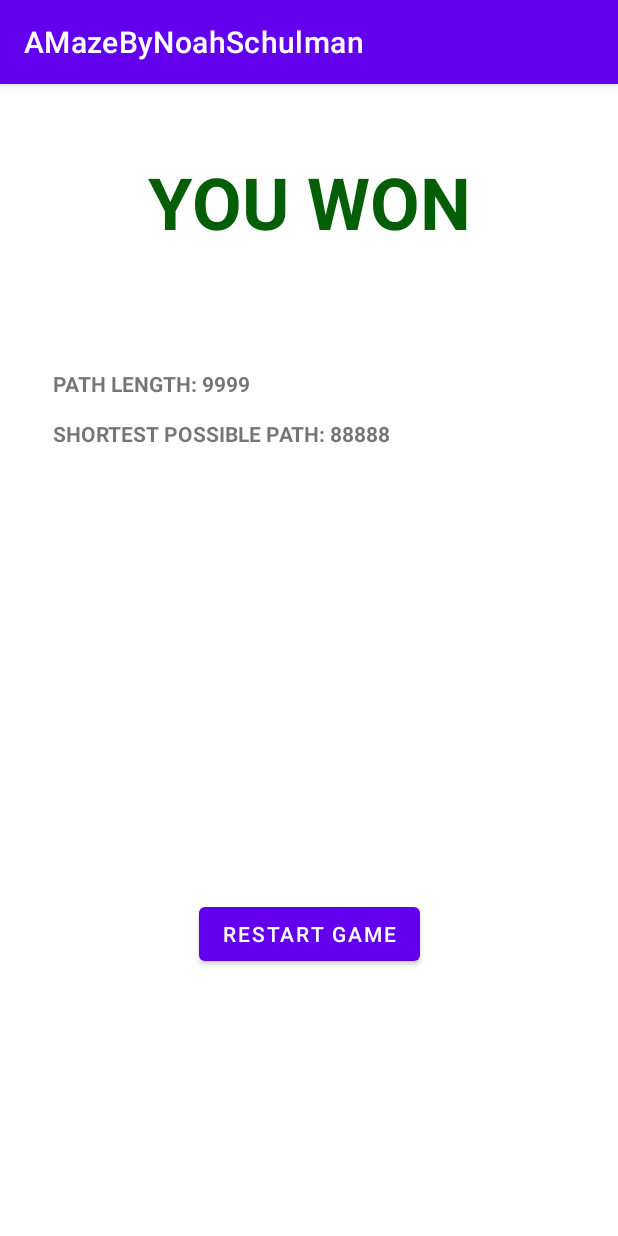
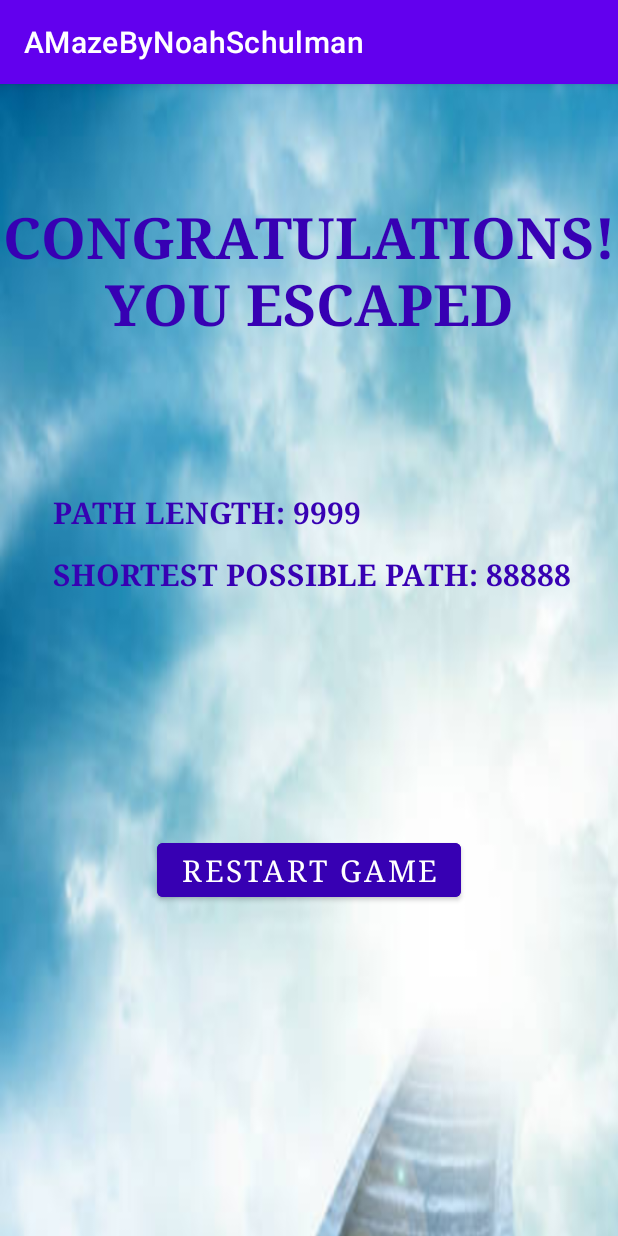
Before and after one commit to noahschulman14/maze-app, an Android app: the WinningActivity screen opened directly, with no data from a screen before it, on a phone screen of 412 x 824 dp. Run offline under Robolectric (Android 15) with nearby library versions, the phone set to English and light mode, and no system bars.

Commit message:
changed colors/font/background for WinningActivity

```diff
--- a/app/src/main/res/layout/activity_winning.xml
+++ b/app/src/main/res/layout/activity_winning.xml
@@ -6,16 +6,29 @@
     android:layout_height="match_parent"
     tools:context=".gui.WinningActivity">
 
+    <ImageView
+        android:id="@+id/imageView"
+        android:layout_width="608dp"
+        android:layout_height="1290dp"
+        android:adjustViewBounds="true"
+        android:scaleType="fitXY"
+        app:srcCompat="@drawable/heaven_option_2"
+        tools:layout_editor_absoluteX="-82dp"
+        tools:layout_editor_absoluteY="-255dp" />
+
     <TextView
         android:id="@+id/textView9"
         android:layout_width="wrap_content"
         android:layout_height="wrap_content"
-        android:layout_marginTop="46dp"
+        android:layout_marginTop="76dp"
+        android:fontFamily="serif"
         android:text="@string/congratulations"
-        android:textColor="#035E07"
-        android:textSize="48sp"
+        android:textAlignment="center"
+        android:textColor="@color/purple_700"
+        android:textSize="38sp"
         android:textStyle="bold"
         app:layout_constraintEnd_toEndOf="parent"
+        app:layout_constraintHorizontal_bias="0.0"
         app:layout_constraintStart_toStartOf="parent"
         app:layout_constraintTop_toTopOf="parent" />
 
@@ -23,8 +36,13 @@
         android:id="@+id/restartButton1"
         android:layout_width="wrap_content"
         android:layout_height="wrap_content"
-        android:layout_marginBottom="177dp"
+        android:layout_marginBottom="220dp"
+        android:backgroundTint="@color/purple_700"
+        android:fontFamily="serif"
         android:text="@string/restartGame"
+        android:textColor="@color/white"
+        android:textSize="20sp"
+        android:typeface="serif"
         app:layout_constraintBottom_toBottomOf="parent"
         app:layout_constraintEnd_toEndOf="parent"
         app:layout_constraintStart_toStartOf="parent" />
@@ -34,18 +52,24 @@
         android:layout_width="wrap_content"
         android:layout_height="wrap_content"
         android:layout_marginStart="35dp"
-        android:layout_marginTop="190dp"
+        android:layout_marginTop="100dp"
+        android:fontFamily="serif"
         android:text="@string/pathLength"
+        android:textColor="@color/purple_700"
+        android:textSize="20sp"
         android:textStyle="bold"
         app:layout_constraintStart_toStartOf="parent"
-        app:layout_constraintTop_toTopOf="parent" />
+        app:layout_constraintTop_toBottomOf="@+id/textView9" />
 
     <TextView
         android:id="@+id/shortestPathLengthTextView1"
         android:layout_width="wrap_content"
         android:layout_height="wrap_content"
         android:layout_marginTop="14dp"
+        android:fontFamily="serif"
         android:text="@string/shortestPathLength"
+        android:textColor="@color/purple_700"
+        android:textSize="20sp"
         android:textStyle="bold"
         app:layout_constraintStart_toStartOf="@+id/pathLengthTextView1"
         app:layout_constraintTop_toBottomOf="@+id/pathLengthTextView1" />
@@ -55,9 +79,13 @@
         android:layout_width="wrap_content"
         android:layout_height="wrap_content"
         android:layout_marginTop="22dp"
+        android:fontFamily="serif"
         android:text="@string/energyConsumption"
+        android:textColor="@color/purple_700"
+        android:textSize="20sp"
         android:textStyle="bold"
         android:visibility="invisible"
         app:layout_constraintStart_toStartOf="@+id/shortestPathLengthTextView1"
-        app:layout_constraintTop_toBottomOf="@+id/shortestPathLengthTextView1" />
+        app:layout_constraintTop_toBottomOf="@+id/shortestPathLengthTextView1"
+        tools:visibility="visible" />
 </androidx.constraintlayout.widget.ConstraintLayout>
--- a/app/src/main/res/values/strings.xml
+++ b/app/src/main/res/values/strings.xml
@@ -54,7 +54,7 @@
     <string name="go2Losing">GO2LOSING</string>
 
     // strings for WinningActivity
-    <string name="congratulations">YOU WON</string>
+    <string name="congratulations">CONGRATULATIONS! YOU ESCAPED</string>
     <string name="restartGame">RESTART GAME</string>
     <string name="pathLength">PATH LENGTH: </string>
     <string name="shortestPathLength">SHORTEST POSSIBLE PATH: </string>
```
Also changed, not shown: app/src/main/res/drawable/heaven_option_1.jpg (added), app/src/main/res/drawable/heaven_option_2.jpg (added), app/src/main/res/drawable/heaven_option_3.jpg (added).
